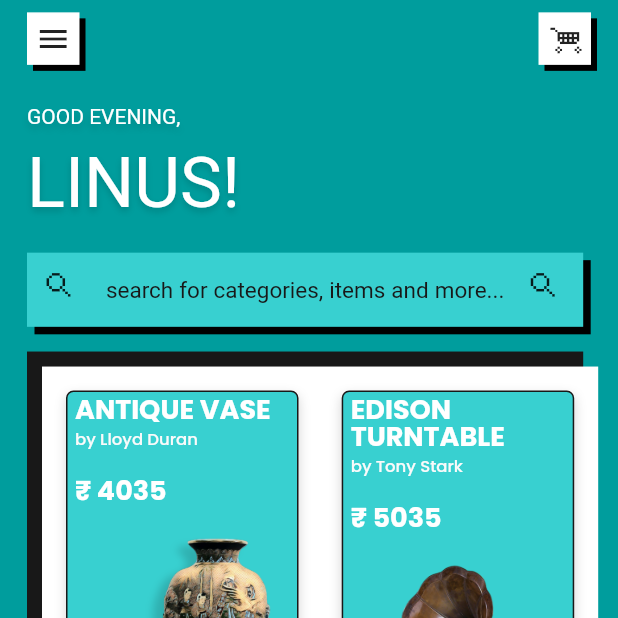
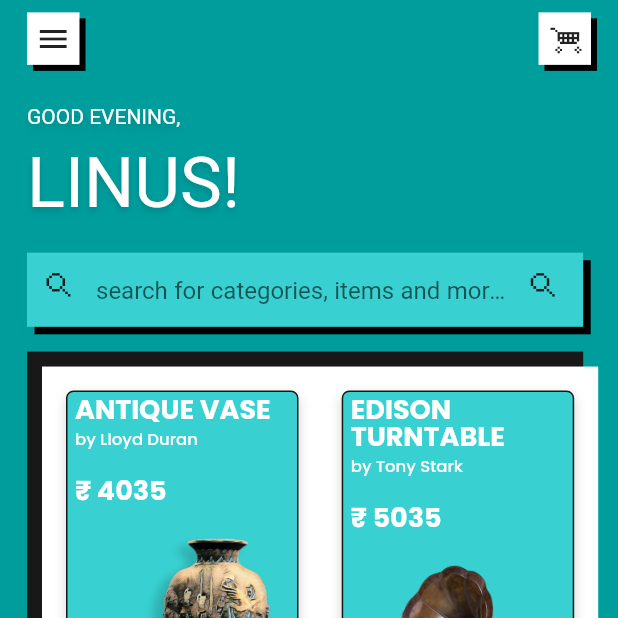
Before and after one commit to himanshusharma89/relic_bazaar, a Flutter app: the screen it shows after launch, on a phone screen of 412 x 824 dp, the top half of it. Run offline on Flutter 3.47's test engine with Material 2 defaults, Android fonts, the phone set to English and light mode, and no system bars; our stand-ins replace flutter_svg, google_fonts.

Commit message:
Home updated

```diff
--- a/lib/Home.dart
+++ b/lib/Home.dart
@@ -213,15 +213,30 @@ class Home extends StatelessWidget {
                 Icon(
                   MyFlutterApp.search
                 ),
-                Text(
-                  'search for categories, items and more...',
-                  style: TextStyle(
-                    fontFamily: 'pix M 8pt',
-                    fontSize: 15,
-                    color: const Color(0xff181818),
-                  ),
-                  textAlign: TextAlign.left,
+                Expanded(
+                  child: TextFormField(
+                    style: TextStyle(
+                      fontFamily: 'pix M 8pt',
+                      fontSize: 16,
+                      color: const Color(0xff181818),
+                    ),
+                    decoration: InputDecoration(
+                      hintText: 'search for categories, items and more...',
+                      border: InputBorder.none,
+                      isDense: true,
+                      contentPadding: const EdgeInsets.symmetric(horizontal: 10,)
+                    ),
+                  )
                 ),
+                // Text(
+                //   'search for categories, items and more...',
+                //   style: TextStyle(
+                //     fontFamily: 'pix M 8pt',
+                //     fontSize: 15,
+                //     color: const Color(0xff181818),
+                //   ),
+                //   textAlign: TextAlign.left,
+                // ),
                 Icon(
                   MyFlutterApp.search
                 ),
--- a/lib/main.dart
+++ b/lib/main.dart
@@ -57,6 +57,7 @@ class _DashboardState extends State<Dashboard> {
   @override
   Widget build(BuildContext context) {
     return Scaffold(
+      resizeToAvoidBottomInset: false,
       body: Container(
         height: MediaQuery.of(context).size.height,
         width: MediaQuery.of(context).size.width,
```
